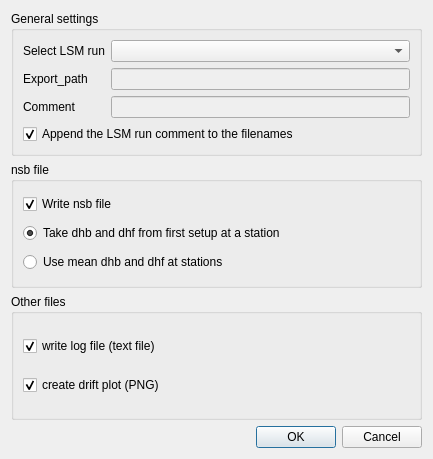
Old version of the form gravtools/gui/dialog_export_results.ui in the repository ahellers/GravTools.
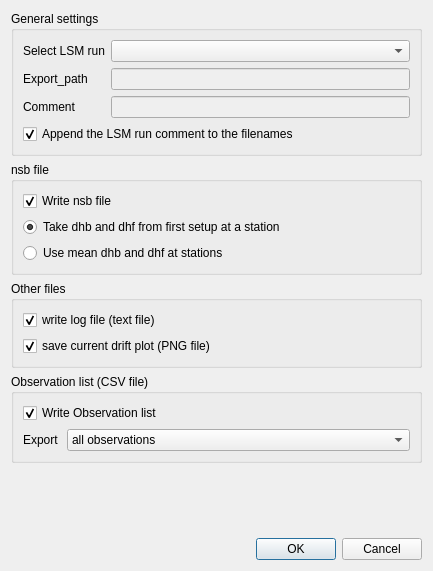
New version of the form.

Commit message: Added option to export observation list as CSV file.

What changed in the file:
```diff
--- a/gravtools/gui/dialog_export_results.ui
+++ b/gravtools/gui/dialog_export_results.ui
@@ -7,7 +7,7 @@
     <x>0</x>
     <y>0</y>
     <width>433</width>
-    <height>459</height>
+    <height>571</height>
    </rect>
   </property>
   <property name="windowTitle">
@@ -158,7 +158,7 @@
          <bool>true</bool>
         </property>
         <property name="text">
-         <string>create drift plot (PNG)</string>
+         <string>save current drift plot (PNG file)</string>
         </property>
         <property name="checked">
          <bool>true</bool>
@@ -168,6 +168,68 @@
      </layout>
     </widget>
    </item>
+   <item>
+    <widget class="QGroupBox" name="groupBox_observation_list">
+     <property name="title">
+      <string>Observation list (CSV file)</string>
+     </property>
+     <layout class="QVBoxLayout" name="verticalLayout_5">
+      <item>
+       <widget class="QCheckBox" name="checkBox_write_observation_list">
+        <property name="text">
+         <string>Write Observation list</string>
+        </property>
+        <property name="checked">
+         <bool>true</bool>
+        </property>
+       </widget>
+      </item>
+      <item>
+       <layout class="QFormLayout" name="formLayout_2">
+        <item row="0" column="0">
+         <widget class="QLabel" name="label_observation_list_export_options">
+          <property name="text">
+           <string>Export </string>
+          </property>
+         </widget>
+        </item>
+        <item row="0" column="1">
+         <widget class="QComboBox" name="comboBox_observation_list_export_options">
+          <item>
+           <property name="text">
+            <string>all observations</string>
+           </property>
+          </item>
+          <item>
+           <property name="text">
+            <string>only active observations</string>
+           </property>
+          </item>
+          <item>
+           <property name="text">
+            <string>only inactive observations</string>
+           </property>
+          </item>
+         </widget>
+        </item>
+       </layout>
+      </item>
+     </layout>
+    </widget>
+   </item>
+   <item>
+    <spacer name="verticalSpacer">
+     <property name="orientation">
+      <enum>Qt::Vertical</enum>
+     </property>
+     <property name="sizeHint" stdset="0">
+      <size>
+       <width>20</width>
+       <height>40</height>
+      </size>
+     </property>
+    </spacer>
+   </item>
    <item>
     <widget class="QDialogButtonBox" name="buttonBox">
      <property name="orientation">
```
The commit also changes 4 other files.
